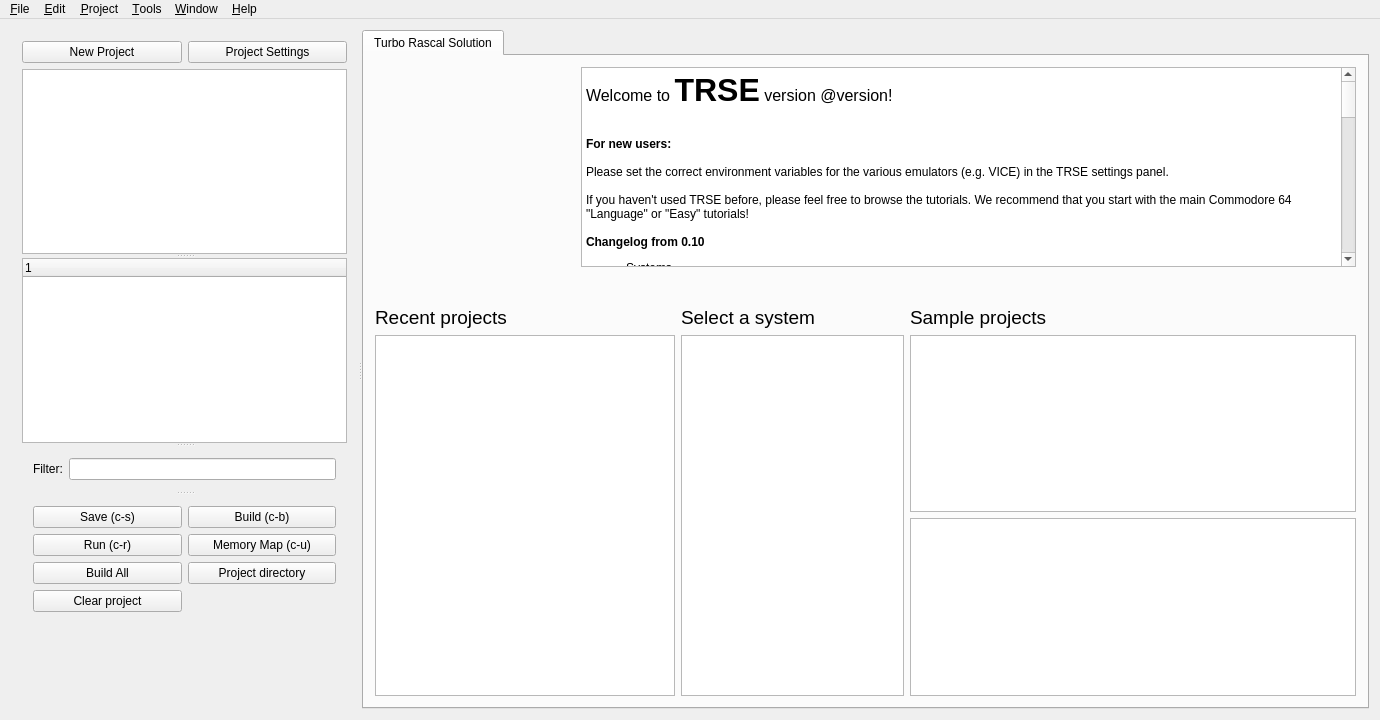
Above: mainwindow.ui from leuat/TRSE before the change. Below: the same form after it.
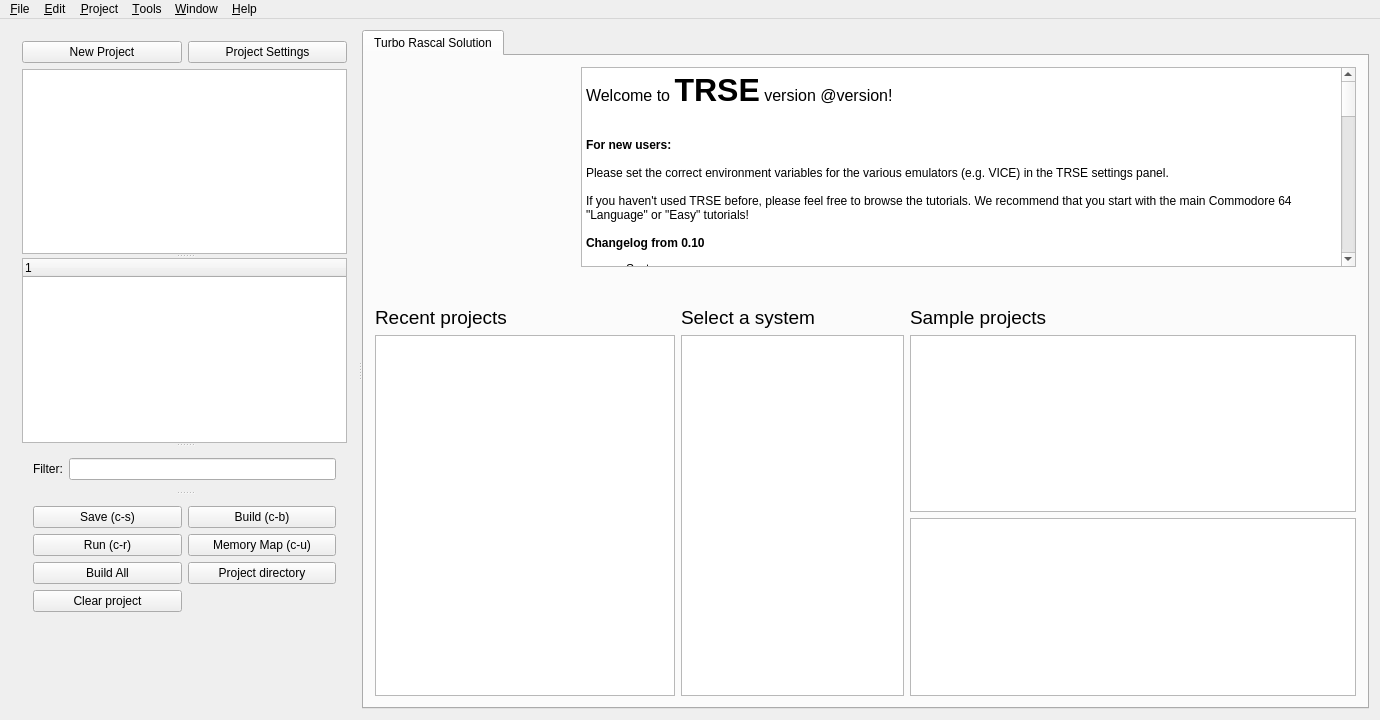
That is the form after the change. Icons and pictures are not drawn.

The edit to the form file:
```diff
--- a/mainwindow.ui
+++ b/mainwindow.ui
@@ -297,67 +297,68 @@
                 <string>&lt;!DOCTYPE HTML PUBLIC &quot;-//W3C//DTD HTML 4.0//EN&quot; &quot;http://www.w3.org/TR/REC-html40/strict.dtd&quot;&gt;
 &lt;html&gt;&lt;head&gt;&lt;meta name=&quot;qrichtext&quot; content=&quot;1&quot; /&gt;&lt;style type=&quot;text/css&quot;&gt;
 p, li { white-space: pre-wrap; }
-&lt;/style&gt;&lt;/head&gt;&lt;body style=&quot; font-family:'Noto Sans'; font-size:9pt; font-weight:400; font-style:normal;&quot;&gt;
-&lt;p style=&quot; margin-top:0px; margin-bottom:0px; margin-left:0px; margin-right:0px; -qt-block-indent:0; text-indent:0px;&quot;&gt;&lt;span style=&quot; font-size:12pt;&quot;&gt;Welcome to &lt;/span&gt;&lt;span style=&quot; font-size:24pt; font-weight:600;&quot;&gt;TRSE&lt;/span&gt;&lt;span style=&quot; font-size:12pt;&quot;&gt; version @version!&lt;/span&gt;&lt;/p&gt;
+&lt;/style&gt;&lt;/head&gt;&lt;body style=&quot; font-family:'Ubuntu'; font-size:10pt; font-weight:400; font-style:normal;&quot;&gt;
+&lt;p style=&quot; margin-top:0px; margin-bottom:0px; margin-left:0px; margin-right:0px; -qt-block-indent:0; text-indent:0px;&quot;&gt;&lt;span style=&quot; font-family:'Noto Sans'; font-size:12pt;&quot;&gt;Welcome to &lt;/span&gt;&lt;span style=&quot; font-family:'Noto Sans'; font-size:24pt; font-weight:600;&quot;&gt;TRSE&lt;/span&gt;&lt;span style=&quot; font-family:'Noto Sans'; font-size:12pt;&quot;&gt; version @version!&lt;/span&gt;&lt;/p&gt;
 &lt;p style=&quot; margin-top:0px; margin-bottom:0px; margin-left:0px; margin-right:0px; -qt-block-indent:0; text-indent:0px;&quot;&gt;&lt;img src=&quot;:/resources/images/Amiga.png&quot; width=&quot;80&quot; /&gt;&lt;img src=&quot;:/resources/images/C128.png&quot; width=&quot;80&quot; /&gt;&lt;img src=&quot;:/resources/images/C64.png&quot; width=&quot;80&quot; /&gt;&lt;img src=&quot;:/resources/images/PLUS4.png&quot; width=&quot;80&quot; /&gt;&lt;img src=&quot;:/resources/images/VIC20.png&quot; width=&quot;80&quot; /&gt;&lt;img src=&quot;:/resources/images/NES.png&quot; width=&quot;80&quot; /&gt;&lt;img src=&quot;:/resources/images/PET.png&quot; width=&quot;80&quot; /&gt;&lt;/p&gt;
-&lt;p style=&quot;-qt-paragraph-type:empty; margin-top:0px; margin-bottom:0px; margin-left:0px; margin-right:0px; -qt-block-indent:0; text-indent:0px;&quot;&gt;&lt;br /&gt;&lt;/p&gt;
-&lt;p style=&quot; margin-top:0px; margin-bottom:0px; margin-left:0px; margin-right:0px; -qt-block-indent:0; text-indent:0px;&quot;&gt;&lt;span style=&quot; font-weight:600;&quot;&gt;For new users: &lt;/span&gt;&lt;/p&gt;
-&lt;p style=&quot;-qt-paragraph-type:empty; margin-top:0px; margin-bottom:0px; margin-left:0px; margin-right:0px; -qt-block-indent:0; text-indent:0px; font-weight:600;&quot;&gt;&lt;br /&gt;&lt;/p&gt;
-&lt;p style=&quot; margin-top:0px; margin-bottom:0px; margin-left:0px; margin-right:0px; -qt-block-indent:0; text-indent:0px;&quot;&gt;Please set the correct environment variables for the various emulators (e.g. VICE) in the TRSE settings panel. &lt;/p&gt;
-&lt;p style=&quot;-qt-paragraph-type:empty; margin-top:0px; margin-bottom:0px; margin-left:0px; margin-right:0px; -qt-block-indent:0; text-indent:0px;&quot;&gt;&lt;br /&gt;&lt;/p&gt;
-&lt;p style=&quot; margin-top:0px; margin-bottom:0px; margin-left:0px; margin-right:0px; -qt-block-indent:0; text-indent:0px;&quot;&gt;If you haven't used TRSE before, please feel free to browse the tutorials. We recommend that you start with the main Commodore 64 &amp;quot;Language&amp;quot; or &amp;quot;Easy&amp;quot; tutorials!&lt;/p&gt;
-&lt;p style=&quot;-qt-paragraph-type:empty; margin-top:0px; margin-bottom:0px; margin-left:0px; margin-right:0px; -qt-block-indent:0; text-indent:0px;&quot;&gt;&lt;br /&gt;&lt;/p&gt;
-&lt;p style=&quot; margin-top:0px; margin-bottom:0px; margin-left:0px; margin-right:0px; -qt-block-indent:0; text-indent:0px;&quot;&gt;&lt;span style=&quot; font-weight:600;&quot;&gt;Changelog from 0.10&lt;/span&gt;&lt;/p&gt;
-&lt;ul style=&quot;margin-top: 0px; margin-bottom: 0px; margin-left: 0px; margin-right: 0px; -qt-list-indent: 1;&quot;&gt;&lt;li style=&quot; margin-top:12px; margin-bottom:0px; margin-left:0px; margin-right:0px; -qt-block-indent:0; text-indent:0px;&quot;&gt;Systems&lt;/li&gt;
-&lt;ul style=&quot;margin-top: 0px; margin-bottom: 0px; margin-left: 0px; margin-right: 0px; -qt-list-indent: 2;&quot;&gt;&lt;li style=&quot; margin-top:0px; margin-bottom:0px; margin-left:0px; margin-right:0px; -qt-block-indent:0; text-indent:0px;&quot;&gt;Atari 520 ST + tutorials&lt;/li&gt;
-&lt;li style=&quot; margin-top:0px; margin-bottom:0px; margin-left:0px; margin-right:0px; -qt-block-indent:0; text-indent:0px;&quot;&gt;ZX Spectrum (preliminary) + tutorial&lt;/li&gt;
-&lt;li style=&quot; margin-top:0px; margin-bottom:0px; margin-left:0px; margin-right:0px; -qt-block-indent:0; text-indent:0px;&quot;&gt;TIKI 100 (preliminary) + tutorial&lt;/li&gt;
-&lt;li style=&quot; margin-top:0px; margin-bottom:0px; margin-left:0px; margin-right:0px; -qt-block-indent:0; text-indent:0px;&quot;&gt;Atari 2600 (preliminary) + 4tutorials&lt;/li&gt;&lt;/ul&gt;
-&lt;li style=&quot; margin-top:12px; margin-bottom:0px; margin-left:0px; margin-right:0px; -qt-block-indent:0; text-indent:0px;&quot;&gt;Tutorials/help&lt;/li&gt;&lt;/ul&gt;
-&lt;ul style=&quot;margin-top: 0px; margin-bottom: 0px; margin-left: 0px; margin-right: 0px; -qt-list-indent: 2;&quot;&gt;&lt;li style=&quot; margin-top:0px; margin-bottom:0px; margin-left:0px; margin-right:0px; -qt-block-indent:0; text-indent:0px;&quot;&gt;C64 tutorial project &amp;quot;Fjong&amp;quot; - a small c64 intro&lt;/li&gt;
-&lt;li style=&quot; margin-top:0px; margin-bottom:0px; margin-left:0px; margin-right:0px; -qt-block-indent:0; text-indent:0px;&quot;&gt;5 Atari 520 ST tutorials&lt;/li&gt;
-&lt;li style=&quot; margin-top:0px; margin-bottom:0px; margin-left:0px; margin-right:0px; -qt-block-indent:0; text-indent:0px;&quot;&gt;C64 intro project &amp;quot;Floskel&amp;quot; added&lt;/li&gt;
-&lt;li style=&quot; margin-top:0px; margin-bottom:0px; margin-left:0px; margin-right:0px; -qt-block-indent:0; text-indent:0px;&quot;&gt;6 new Gameboy tutorials&lt;/li&gt;
-&lt;li style=&quot; margin-top:0px; margin-bottom:0px; margin-left:0px; margin-right:0px; -qt-block-indent:0; text-indent:0px;&quot;&gt;Emulator location help buttons&lt;/li&gt;&lt;/ul&gt;
-&lt;ul style=&quot;margin-top: 0px; margin-bottom: 0px; margin-left: 0px; margin-right: 0px; -qt-list-indent: 2;&quot;&gt;&lt;li style=&quot; margin-top:0px; margin-bottom:0px; margin-left:0px; margin-right:0px; -qt-block-indent:0; text-indent:0px;&quot;&gt;New C64 tutorial on playing 2 sids (intermediate)&lt;/li&gt;&lt;/ul&gt;
-&lt;p style=&quot;-qt-paragraph-type:empty; margin-top:0px; margin-bottom:0px; margin-left:0px; margin-right:0px; -qt-block-indent:0; text-indent:0px;&quot;&gt;&lt;br /&gt;&lt;/p&gt;
-&lt;ul style=&quot;margin-top: 0px; margin-bottom: 0px; margin-left: 0px; margin-right: 0px; -qt-list-indent: 1;&quot;&gt;&lt;li style=&quot; margin-top:12px; margin-bottom:0px; margin-left:0px; margin-right:0px; -qt-block-indent:0; text-indent:0px;&quot;&gt;Editor&lt;/li&gt;
-&lt;ul style=&quot;margin-top: 0px; margin-bottom: 0px; margin-left: 0px; margin-right: 0px; -qt-list-indent: 2;&quot;&gt;&lt;li style=&quot; margin-top:0px; margin-bottom:0px; margin-left:0px; margin-right:0px; -qt-block-indent:0; text-indent:0px;&quot;&gt;All system emulators can have user-defined parameters (Settings panel)&lt;/li&gt;
-&lt;li style=&quot; margin-top:0px; margin-bottom:0px; margin-left:0px; margin-right:0px; -qt-block-indent:0; text-indent:0px;&quot;&gt;ctrl+R and &amp;quot;main&amp;quot; project file run bugfix&lt;/li&gt;
-&lt;li style=&quot; margin-top:0px; margin-bottom:0px; margin-left:0px; margin-right:0px; -qt-block-indent:0; text-indent:0px;&quot;&gt;New project explorer - now with colours. Turn off colours in TRSE settings&lt;/li&gt;
-&lt;li style=&quot; margin-top:0px; margin-bottom:0px; margin-left:0px; margin-right:0px; -qt-block-indent:0; text-indent:0px;&quot;&gt;Internal global TRSE TRU library available from project explorer&lt;/li&gt;
-&lt;li style=&quot; margin-top:0px; margin-bottom:0px; margin-left:0px; margin-right:0px; -qt-block-indent:0; text-indent:0px;&quot;&gt;Right-click on files to get a shortcut menu (including help on the current file type)&lt;/li&gt;
-&lt;li style=&quot; margin-top:0px; margin-bottom:0px; margin-left:0px; margin-right:0px; -qt-block-indent:0; text-indent:0px;&quot;&gt;Image toolboxes moved to new column&lt;/li&gt;
-&lt;li style=&quot; margin-top:0px; margin-bottom:0px; margin-left:0px; margin-right:0px; -qt-block-indent:0; text-indent:0px;&quot;&gt;Editor now properly remembers last open file&lt;/li&gt;
-&lt;li style=&quot; margin-top:0px; margin-bottom:0px; margin-left:0px; margin-right:0px; -qt-block-indent:0; text-indent:0px;&quot;&gt;Right-clicking on an item in the &amp;quot;recent project&amp;quot; allows you to remove it from the list &lt;/li&gt;
-&lt;li style=&quot; margin-top:0px; margin-bottom:0px; margin-left:0px; margin-right:0px; -qt-block-indent:0; text-indent:0px;&quot;&gt;Added two new brushes : &amp;quot;Blur&amp;quot; and &amp;quot;Generic shapes&amp;quot; (shapes loaded from .png)&lt;/li&gt;
-&lt;li style=&quot; margin-top:0px; margin-bottom:0px; margin-left:0px; margin-right:0px; -qt-block-indent:0; text-indent:0px;&quot;&gt;Images open in full-screen by default, not in char mode&lt;/li&gt;
-&lt;li style=&quot; margin-top:0px; margin-bottom:0px; margin-left:0px; margin-right:0px; -qt-block-indent:0; text-indent:0px;&quot;&gt;Fixed a bug when displaying tabs after having created a new image &lt;/li&gt;
-&lt;li style=&quot; margin-top:0px; margin-bottom:0px; margin-left:0px; margin-right:0px; -qt-block-indent:0; text-indent:0px;&quot;&gt;Gameboy level editor, tile image editor and meta sprite editor.&lt;/li&gt;
-&lt;li style=&quot; margin-top:0px; margin-bottom:0px; margin-left:0px; margin-right:0px; -qt-block-indent:0; text-indent:0px;&quot;&gt;OK64 &amp;quot;new project&amp;quot; bugfix&lt;/li&gt;
-&lt;li style=&quot; margin-top:0px; margin-bottom:0px; margin-left:0px; margin-right:0px; -qt-block-indent:0; text-indent:0px;&quot;&gt;Various image editor bugfixes&lt;/li&gt;
-&lt;li style=&quot; margin-top:0px; margin-bottom:0px; margin-left:0px; margin-right:0px; -qt-block-indent:0; text-indent:0px;&quot;&gt;&amp;quot;New file&amp;quot; -&amp;gt; TRU&lt;/li&gt;
-&lt;li style=&quot; margin-top:0px; margin-bottom:0px; margin-left:0px; margin-right:0px; -qt-block-indent:0; text-indent:0px;&quot;&gt;Sprite packer system for GB&lt;/li&gt;
-&lt;li style=&quot; margin-top:0px; margin-bottom:0px; margin-left:0px; margin-right:0px; -qt-block-indent:0; text-indent:0px;&quot;&gt;Ctrl+W closes any document now&lt;/li&gt;
-&lt;li style=&quot; margin-top:0px; margin-bottom:0px; margin-left:0px; margin-right:0px; -qt-block-indent:0; text-indent:0px;&quot;&gt;Memory analyzer don't need to compile on use&lt;/li&gt;&lt;/ul&gt;
-&lt;li style=&quot; margin-top:12px; margin-bottom:0px; margin-left:0px; margin-right:0px; -qt-block-indent:0; text-indent:0px;&quot;&gt;Compiler&lt;/li&gt;&lt;/ul&gt;
-&lt;ul style=&quot;margin-top: 0px; margin-bottom: 0px; margin-left: 0px; margin-right: 0px; -qt-list-indent: 2;&quot;&gt;&lt;li style=&quot; margin-top:0px; margin-bottom:0px; margin-left:0px; margin-right:0px; -qt-block-indent:0; text-indent:0px;&quot;&gt;6502 compiler has some serious optimizations - both with integer &amp;amp; pointer operations + post-optimization&lt;/li&gt;
-&lt;li style=&quot; margin-top:0px; margin-bottom:0px; margin-left:0px; margin-right:0px; -qt-block-indent:0; text-indent:0px;&quot;&gt;M68K records and serious improvements, optimizations, bugfixes&lt;/li&gt;
-&lt;li style=&quot; margin-top:0px; margin-bottom:0px; margin-left:0px; margin-right:0px; -qt-block-indent:0; text-indent:0px;&quot;&gt;Macro (inline) parameter bugfix&lt;/li&gt;
-&lt;li style=&quot; margin-top:0px; margin-bottom:0px; margin-left:0px; margin-right:0px; -qt-block-indent:0; text-indent:0px;&quot;&gt;Records defined in units are fixed up, you don't need to prefix *everything*&lt;/li&gt;
-&lt;li style=&quot; margin-top:0px; margin-bottom:0px; margin-left:0px; margin-right:0px; -qt-block-indent:0; text-indent:0px;&quot;&gt;Preprocessor IFDEF... ELSE... ENDIF implemented, also nested&lt;/li&gt;
-&lt;li style=&quot; margin-top:0px; margin-bottom:0px; margin-left:0px; margin-right:0px; -qt-block-indent:0; text-indent:0px;&quot;&gt;functions with return values implemented&lt;/li&gt;
-&lt;li style=&quot; margin-top:0px; margin-bottom:0px; margin-left:0px; margin-right:0px; -qt-block-indent:0; text-indent:0px;&quot;&gt;X16 compiler bugfix, my bad&lt;/li&gt;
-&lt;li style=&quot; margin-top:0px; margin-bottom:0px; margin-left:0px; margin-right:0px; -qt-block-indent:0; text-indent:0px;&quot;&gt;Amiga/Atari arrays: Indices are now automatically adjusted for, so you don't have to scale with &amp;quot;2&amp;quot; for ints and &amp;quot;4&amp;quot; for longs when addressing them etc (ie sine[i] works for int arrays, you don't have to write sine[i*2])&lt;/li&gt;
-&lt;li style=&quot; margin-top:0px; margin-bottom:0px; margin-left:0px; margin-right:0px; -qt-block-indent:0; text-indent:0px;&quot;&gt;Internal rewrite of the *entire* conditional + logical clause system. All CPUs use same system. Multiple AND/ OR have little overhead. Removed old slow system&lt;/li&gt;
-&lt;li style=&quot; margin-top:0px; margin-bottom:0px; margin-left:0px; margin-right:0px; -qt-block-indent:0; text-indent:0px;&quot;&gt;TRUs can now access other nested TRUS etc.&lt;/li&gt;
-&lt;li style=&quot; margin-top:0px; margin-bottom:0px; margin-left:0px; margin-right:0px; -qt-block-indent:0; text-indent:0px;&quot;&gt;Fixed a bug where forward declarations of procedure with parameters crashed&lt;/li&gt;
-&lt;li style=&quot; margin-top:0px; margin-bottom:0px; margin-left:0px; margin-right:0px; -qt-block-indent:0; text-indent:0px;&quot;&gt;TRU constants fixed&lt;/li&gt;
-&lt;li style=&quot; margin-top:0px; margin-bottom:0px; margin-left:0px; margin-right:0px; -qt-block-indent:0; text-indent:0px;&quot;&gt;You can now build TRU/independent files with CTRL+SHIFT+B&lt;/li&gt;
-&lt;li style=&quot; margin-top:0px; margin-bottom:0px; margin-left:0px; margin-right:0px; -qt-block-indent:0; text-indent:0px;&quot;&gt;Gameboy Z80ish compiler almost done&lt;/li&gt;&lt;/ul&gt;
-&lt;p style=&quot;-qt-paragraph-type:empty; margin-top:0px; margin-bottom:0px; margin-left:0px; margin-right:0px; -qt-block-indent:1; text-indent:0px;&quot;&gt;&lt;br /&gt;&lt;/p&gt;
-&lt;p style=&quot;-qt-paragraph-type:empty; margin-top:0px; margin-bottom:0px; margin-left:0px; margin-right:0px; -qt-block-indent:0; text-indent:0px;&quot;&gt;&lt;br /&gt;&lt;/p&gt;
-&lt;p style=&quot;-qt-paragraph-type:empty; margin-top:0px; margin-bottom:12px; margin-left:0px; margin-right:0px; -qt-block-indent:0; text-indent:0px;&quot;&gt;&lt;br /&gt;&lt;/p&gt;&lt;/body&gt;&lt;/html&gt;</string>
+&lt;p style=&quot;-qt-paragraph-type:empty; margin-top:0px; margin-bottom:0px; margin-left:0px; margin-right:0px; -qt-block-indent:0; text-indent:0px; font-family:'Noto Sans'; font-size:9pt;&quot;&gt;&lt;br /&gt;&lt;/p&gt;
+&lt;p style=&quot; margin-top:0px; margin-bottom:0px; margin-left:0px; margin-right:0px; -qt-block-indent:0; text-indent:0px;&quot;&gt;&lt;span style=&quot; font-family:'Noto Sans'; font-size:9pt; font-weight:600;&quot;&gt;For new users: &lt;/span&gt;&lt;/p&gt;
+&lt;p style=&quot;-qt-paragraph-type:empty; margin-top:0px; margin-bottom:0px; margin-left:0px; margin-right:0px; -qt-block-indent:0; text-indent:0px; font-family:'Noto Sans'; font-size:9pt; font-weight:600;&quot;&gt;&lt;br /&gt;&lt;/p&gt;
+&lt;p style=&quot; margin-top:0px; margin-bottom:0px; margin-left:0px; margin-right:0px; -qt-block-indent:0; text-indent:0px;&quot;&gt;&lt;span style=&quot; font-family:'Noto Sans'; font-size:9pt;&quot;&gt;Please set the correct environment variables for the various emulators (e.g. VICE) in the TRSE settings panel. &lt;/span&gt;&lt;/p&gt;
+&lt;p style=&quot;-qt-paragraph-type:empty; margin-top:0px; margin-bottom:0px; margin-left:0px; margin-right:0px; -qt-block-indent:0; text-indent:0px; font-family:'Noto Sans'; font-size:9pt;&quot;&gt;&lt;br /&gt;&lt;/p&gt;
+&lt;p style=&quot; margin-top:0px; margin-bottom:0px; margin-left:0px; margin-right:0px; -qt-block-indent:0; text-indent:0px;&quot;&gt;&lt;span style=&quot; font-family:'Noto Sans'; font-size:9pt;&quot;&gt;If you haven't used TRSE before, please feel free to browse the tutorials. We recommend that you start with the main Commodore 64 &amp;quot;Language&amp;quot; or &amp;quot;Easy&amp;quot; tutorials!&lt;/span&gt;&lt;/p&gt;
+&lt;p style=&quot;-qt-paragraph-type:empty; margin-top:0px; margin-bottom:0px; margin-left:0px; margin-right:0px; -qt-block-indent:0; text-indent:0px; font-family:'Noto Sans'; font-size:9pt;&quot;&gt;&lt;br /&gt;&lt;/p&gt;
+&lt;p style=&quot; margin-top:0px; margin-bottom:0px; margin-left:0px; margin-right:0px; -qt-block-indent:0; text-indent:0px;&quot;&gt;&lt;span style=&quot; font-family:'Noto Sans'; font-size:9pt; font-weight:600;&quot;&gt;Changelog from 0.10&lt;/span&gt;&lt;/p&gt;
+&lt;ul style=&quot;margin-top: 0px; margin-bottom: 0px; margin-left: 0px; margin-right: 0px; -qt-list-indent: 1;&quot;&gt;&lt;li style=&quot; font-family:'Noto Sans'; font-size:9pt;&quot; style=&quot; margin-top:12px; margin-bottom:0px; margin-left:0px; margin-right:0px; -qt-block-indent:0; text-indent:0px;&quot;&gt;Systems&lt;/li&gt;
+&lt;ul style=&quot;margin-top: 0px; margin-bottom: 0px; margin-left: 0px; margin-right: 0px; -qt-list-indent: 2;&quot;&gt;&lt;li style=&quot; font-family:'Noto Sans'; font-size:9pt;&quot; style=&quot; margin-top:0px; margin-bottom:0px; margin-left:0px; margin-right:0px; -qt-block-indent:0; text-indent:0px;&quot;&gt;Atari 520 ST + tutorials&lt;/li&gt;
+&lt;li style=&quot; font-family:'Noto Sans'; font-size:9pt;&quot; style=&quot; margin-top:0px; margin-bottom:0px; margin-left:0px; margin-right:0px; -qt-block-indent:0; text-indent:0px;&quot;&gt;ZX Spectrum (preliminary) + tutorial&lt;/li&gt;
+&lt;li style=&quot; font-family:'Noto Sans'; font-size:9pt;&quot; style=&quot; margin-top:0px; margin-bottom:0px; margin-left:0px; margin-right:0px; -qt-block-indent:0; text-indent:0px;&quot;&gt;TIKI 100 (preliminary) + tutorial&lt;/li&gt;
+&lt;li style=&quot; font-family:'Noto Sans'; font-size:9pt;&quot; style=&quot; margin-top:0px; margin-bottom:0px; margin-left:0px; margin-right:0px; -qt-block-indent:0; text-indent:0px;&quot;&gt;Atari 2600 (preliminary) + 4tutorials&lt;/li&gt;&lt;/ul&gt;
+&lt;li style=&quot; font-family:'Noto Sans'; font-size:9pt;&quot; style=&quot; margin-top:12px; margin-bottom:0px; margin-left:0px; margin-right:0px; -qt-block-indent:0; text-indent:0px;&quot;&gt;Tutorials/help&lt;/li&gt;&lt;/ul&gt;
+&lt;ul style=&quot;margin-top: 0px; margin-bottom: 0px; margin-left: 0px; margin-right: 0px; -qt-list-indent: 2;&quot;&gt;&lt;li style=&quot; font-family:'Noto Sans'; font-size:9pt;&quot; style=&quot; margin-top:0px; margin-bottom:0px; margin-left:0px; margin-right:0px; -qt-block-indent:0; text-indent:0px;&quot;&gt;C64 tutorial project &amp;quot;Fjong&amp;quot; - a small c64 intro&lt;/li&gt;
+&lt;li style=&quot; font-family:'Noto Sans'; font-size:9pt;&quot; style=&quot; margin-top:0px; margin-bottom:0px; margin-left:0px; margin-right:0px; -qt-block-indent:0; text-indent:0px;&quot;&gt;5 Atari 520 ST tutorials&lt;/li&gt;
+&lt;li style=&quot; font-family:'Noto Sans'; font-size:9pt;&quot; style=&quot; margin-top:0px; margin-bottom:0px; margin-left:0px; margin-right:0px; -qt-block-indent:0; text-indent:0px;&quot;&gt;C64 intro project &amp;quot;Floskel&amp;quot; added&lt;/li&gt;
+&lt;li style=&quot; font-family:'Noto Sans'; font-size:9pt;&quot; style=&quot; margin-top:0px; margin-bottom:0px; margin-left:0px; margin-right:0px; -qt-block-indent:0; text-indent:0px;&quot;&gt;6 new Gameboy tutorials&lt;/li&gt;
+&lt;li style=&quot; font-family:'Noto Sans'; font-size:9pt;&quot; style=&quot; margin-top:0px; margin-bottom:0px; margin-left:0px; margin-right:0px; -qt-block-indent:0; text-indent:0px;&quot;&gt;Emulator location help buttons&lt;/li&gt;&lt;/ul&gt;
+&lt;ul style=&quot;margin-top: 0px; margin-bottom: 0px; margin-left: 0px; margin-right: 0px; -qt-list-indent: 2;&quot;&gt;&lt;li style=&quot; font-family:'Noto Sans'; font-size:9pt;&quot; style=&quot; margin-top:0px; margin-bottom:0px; margin-left:0px; margin-right:0px; -qt-block-indent:0; text-indent:0px;&quot;&gt;New C64 tutorial on playing 2 sids (intermediate)&lt;/li&gt;&lt;/ul&gt;
+&lt;p style=&quot;-qt-paragraph-type:empty; margin-top:0px; margin-bottom:0px; margin-left:0px; margin-right:0px; -qt-block-indent:0; text-indent:0px; font-family:'Noto Sans'; font-size:9pt;&quot;&gt;&lt;br /&gt;&lt;/p&gt;
+&lt;ul style=&quot;margin-top: 0px; margin-bottom: 0px; margin-left: 0px; margin-right: 0px; -qt-list-indent: 1;&quot;&gt;&lt;li style=&quot; font-family:'Noto Sans'; font-size:9pt;&quot; style=&quot; margin-top:12px; margin-bottom:0px; margin-left:0px; margin-right:0px; -qt-block-indent:0; text-indent:0px;&quot;&gt;Editor&lt;/li&gt;
+&lt;ul style=&quot;margin-top: 0px; margin-bottom: 0px; margin-left: 0px; margin-right: 0px; -qt-list-indent: 2;&quot;&gt;&lt;li style=&quot; font-family:'Noto Sans'; font-size:9pt;&quot; style=&quot; margin-top:0px; margin-bottom:0px; margin-left:0px; margin-right:0px; -qt-block-indent:0; text-indent:0px;&quot;&gt;All system emulators can have user-defined parameters (Settings panel)&lt;/li&gt;
+&lt;li style=&quot; font-family:'Noto Sans'; font-size:9pt;&quot; style=&quot; margin-top:0px; margin-bottom:0px; margin-left:0px; margin-right:0px; -qt-block-indent:0; text-indent:0px;&quot;&gt;ctrl+R and &amp;quot;main&amp;quot; project file run bugfix&lt;/li&gt;
+&lt;li style=&quot; font-family:'Noto Sans'; font-size:9pt;&quot; style=&quot; margin-top:0px; margin-bottom:0px; margin-left:0px; margin-right:0px; -qt-block-indent:0; text-indent:0px;&quot;&gt;New project explorer - now with colours. Turn off colours in TRSE settings&lt;/li&gt;
+&lt;li style=&quot; font-family:'Noto Sans'; font-size:9pt;&quot; style=&quot; margin-top:0px; margin-bottom:0px; margin-left:0px; margin-right:0px; -qt-block-indent:0; text-indent:0px;&quot;&gt;Internal global TRSE TRU library available from project explorer&lt;/li&gt;
+&lt;li style=&quot; font-family:'Noto Sans'; font-size:9pt;&quot; style=&quot; margin-top:0px; margin-bottom:0px; margin-left:0px; margin-right:0px; -qt-block-indent:0; text-indent:0px;&quot;&gt;Right-click on files to get a shortcut menu (including help on the current file type)&lt;/li&gt;
+&lt;li style=&quot; font-family:'Noto Sans'; font-size:9pt;&quot; style=&quot; margin-top:0px; margin-bottom:0px; margin-left:0px; margin-right:0px; -qt-block-indent:0; text-indent:0px;&quot;&gt;Image toolboxes moved to new column&lt;/li&gt;
+&lt;li style=&quot; font-family:'Noto Sans'; font-size:9pt;&quot; style=&quot; margin-top:0px; margin-bottom:0px; margin-left:0px; margin-right:0px; -qt-block-indent:0; text-indent:0px;&quot;&gt;Editor now properly remembers last open file&lt;/li&gt;
+&lt;li style=&quot; font-family:'Noto Sans'; font-size:9pt;&quot; style=&quot; margin-top:0px; margin-bottom:0px; margin-left:0px; margin-right:0px; -qt-block-indent:0; text-indent:0px;&quot;&gt;Right-clicking on an item in the &amp;quot;recent project&amp;quot; allows you to remove it from the list &lt;/li&gt;
+&lt;li style=&quot; font-family:'Noto Sans'; font-size:9pt;&quot; style=&quot; margin-top:0px; margin-bottom:0px; margin-left:0px; margin-right:0px; -qt-block-indent:0; text-indent:0px;&quot;&gt;Added two new brushes : &amp;quot;Blur&amp;quot; and &amp;quot;Generic shapes&amp;quot; (shapes loaded from .png)&lt;/li&gt;
+&lt;li style=&quot; font-family:'Noto Sans'; font-size:9pt;&quot; style=&quot; margin-top:0px; margin-bottom:0px; margin-left:0px; margin-right:0px; -qt-block-indent:0; text-indent:0px;&quot;&gt;Images open in full-screen by default, not in char mode&lt;/li&gt;
+&lt;li style=&quot; font-family:'Noto Sans'; font-size:9pt;&quot; style=&quot; margin-top:0px; margin-bottom:0px; margin-left:0px; margin-right:0px; -qt-block-indent:0; text-indent:0px;&quot;&gt;Fixed a bug when displaying tabs after having created a new image &lt;/li&gt;
+&lt;li style=&quot; font-family:'Noto Sans'; font-size:9pt;&quot; style=&quot; margin-top:0px; margin-bottom:0px; margin-left:0px; margin-right:0px; -qt-block-indent:0; text-indent:0px;&quot;&gt;Gameboy level editor, tile image editor and meta sprite editor.&lt;/li&gt;
+&lt;li style=&quot; font-family:'Noto Sans'; font-size:9pt;&quot; style=&quot; margin-top:0px; margin-bottom:0px; margin-left:0px; margin-right:0px; -qt-block-indent:0; text-indent:0px;&quot;&gt;OK64 &amp;quot;new project&amp;quot; bugfix&lt;/li&gt;
+&lt;li style=&quot; font-family:'Noto Sans'; font-size:9pt;&quot; style=&quot; margin-top:0px; margin-bottom:0px; margin-left:0px; margin-right:0px; -qt-block-indent:0; text-indent:0px;&quot;&gt;Various image editor bugfixes&lt;/li&gt;
+&lt;li style=&quot; font-family:'Noto Sans'; font-size:9pt;&quot; style=&quot; margin-top:0px; margin-bottom:0px; margin-left:0px; margin-right:0px; -qt-block-indent:0; text-indent:0px;&quot;&gt;&amp;quot;New file&amp;quot; -&amp;gt; TRU&lt;/li&gt;
+&lt;li style=&quot; font-family:'Noto Sans'; font-size:9pt;&quot; style=&quot; margin-top:0px; margin-bottom:0px; margin-left:0px; margin-right:0px; -qt-block-indent:0; text-indent:0px;&quot;&gt;Sprite packer system for GB&lt;/li&gt;
+&lt;li style=&quot; font-family:'Noto Sans'; font-size:9pt;&quot; style=&quot; margin-top:0px; margin-bottom:0px; margin-left:0px; margin-right:0px; -qt-block-indent:0; text-indent:0px;&quot;&gt;Ctrl+W closes any document now&lt;/li&gt;
+&lt;li style=&quot; font-family:'Noto Sans'; font-size:9pt;&quot; style=&quot; margin-top:0px; margin-bottom:0px; margin-left:0px; margin-right:0px; -qt-block-indent:0; text-indent:0px;&quot;&gt;Memory analyzer don't need to compile on use&lt;/li&gt;&lt;/ul&gt;
+&lt;li style=&quot; font-family:'Noto Sans'; font-size:9pt;&quot; style=&quot; margin-top:12px; margin-bottom:0px; margin-left:0px; margin-right:0px; -qt-block-indent:0; text-indent:0px;&quot;&gt;Compiler&lt;/li&gt;&lt;/ul&gt;
+&lt;ul style=&quot;margin-top: 0px; margin-bottom: 0px; margin-left: 0px; margin-right: 0px; -qt-list-indent: 2;&quot;&gt;&lt;li style=&quot; font-family:'Noto Sans'; font-size:9pt;&quot; style=&quot; margin-top:0px; margin-bottom:0px; margin-left:0px; margin-right:0px; -qt-block-indent:0; text-indent:0px;&quot;&gt;6502 compiler has some serious optimizations - both with integer &amp;amp; pointer operations + post-optimization&lt;/li&gt;
+&lt;li style=&quot; font-family:'Noto Sans'; font-size:9pt;&quot; style=&quot; margin-top:0px; margin-bottom:0px; margin-left:0px; margin-right:0px; -qt-block-indent:0; text-indent:0px;&quot;&gt;M68K records and serious improvements, optimizations, bugfixes&lt;/li&gt;
+&lt;li style=&quot; font-family:'Noto Sans'; font-size:9pt;&quot; style=&quot; margin-top:0px; margin-bottom:0px; margin-left:0px; margin-right:0px; -qt-block-indent:0; text-indent:0px;&quot;&gt;Macro (inline) parameter bugfix&lt;/li&gt;
+&lt;li style=&quot; font-family:'Noto Sans'; font-size:9pt;&quot; style=&quot; margin-top:0px; margin-bottom:0px; margin-left:0px; margin-right:0px; -qt-block-indent:0; text-indent:0px;&quot;&gt;Records defined in units are fixed up, you don't need to prefix *everything*&lt;/li&gt;
+&lt;li style=&quot; font-family:'Noto Sans'; font-size:9pt;&quot; style=&quot; margin-top:0px; margin-bottom:0px; margin-left:0px; margin-right:0px; -qt-block-indent:0; text-indent:0px;&quot;&gt;Preprocessor value check: #IF SOMETHING=1 .. #ELSE   ... #ENDIF&lt;/li&gt;
+&lt;li style=&quot; font-family:'Noto Sans'; font-size:9pt;&quot; style=&quot; margin-top:0px; margin-bottom:0px; margin-left:0px; margin-right:0px; -qt-block-indent:0; text-indent:0px;&quot;&gt;Preprocessor IFDEF... ELSE... ENDIF implemented, also nested&lt;/li&gt;
+&lt;li style=&quot; font-family:'Noto Sans'; font-size:9pt;&quot; style=&quot; margin-top:0px; margin-bottom:0px; margin-left:0px; margin-right:0px; -qt-block-indent:0; text-indent:0px;&quot;&gt;functions with return values implemented&lt;/li&gt;
+&lt;li style=&quot; font-family:'Noto Sans'; font-size:9pt;&quot; style=&quot; margin-top:0px; margin-bottom:0px; margin-left:0px; margin-right:0px; -qt-block-indent:0; text-indent:0px;&quot;&gt;X16 compiler bugfix, my bad&lt;/li&gt;
+&lt;li style=&quot; font-family:'Noto Sans'; font-size:9pt;&quot; style=&quot; margin-top:0px; margin-bottom:0px; margin-left:0px; margin-right:0px; -qt-block-indent:0; text-indent:0px;&quot;&gt;Amiga/Atari arrays: Indices are now automatically adjusted for, so you don't have to scale with &amp;quot;2&amp;quot; for ints and &amp;quot;4&amp;quot; for longs when addressing them etc (ie sine[i] works for int arrays, you don't have to write sine[i*2])&lt;/li&gt;
+&lt;li style=&quot; font-family:'Noto Sans'; font-size:9pt;&quot; style=&quot; margin-top:0px; margin-bottom:0px; margin-left:0px; margin-right:0px; -qt-block-indent:0; text-indent:0px;&quot;&gt;Internal rewrite of the *entire* conditional + logical clause system. All CPUs use same system. Multiple AND/ OR have little overhead. Removed old slow system&lt;/li&gt;
+&lt;li style=&quot; font-family:'Noto Sans'; font-size:9pt;&quot; style=&quot; margin-top:0px; margin-bottom:0px; margin-left:0px; margin-right:0px; -qt-block-indent:0; text-indent:0px;&quot;&gt;TRUs can now access other nested TRUS etc.&lt;/li&gt;
+&lt;li style=&quot; font-family:'Noto Sans'; font-size:9pt;&quot; style=&quot; margin-top:0px; margin-bottom:0px; margin-left:0px; margin-right:0px; -qt-block-indent:0; text-indent:0px;&quot;&gt;Fixed a bug where forward declarations of procedure with parameters crashed&lt;/li&gt;
+&lt;li style=&quot; font-family:'Noto Sans'; font-size:9pt;&quot; style=&quot; margin-top:0px; margin-bottom:0px; margin-left:0px; margin-right:0px; -qt-block-indent:0; text-indent:0px;&quot;&gt;TRU constants fixed&lt;/li&gt;
+&lt;li style=&quot; font-family:'Noto Sans'; font-size:9pt;&quot; style=&quot; margin-top:0px; margin-bottom:0px; margin-left:0px; margin-right:0px; -qt-block-indent:0; text-indent:0px;&quot;&gt;You can now build TRU/independent files with CTRL+SHIFT+B&lt;/li&gt;
+&lt;li style=&quot; font-family:'Noto Sans'; font-size:9pt;&quot; style=&quot; margin-top:0px; margin-bottom:0px; margin-left:0px; margin-right:0px; -qt-block-indent:0; text-indent:0px;&quot;&gt;Gameboy Z80ish compiler almost done&lt;/li&gt;&lt;/ul&gt;
+&lt;p style=&quot;-qt-paragraph-type:empty; margin-top:0px; margin-bottom:0px; margin-left:0px; margin-right:0px; -qt-block-indent:1; text-indent:0px; font-family:'Noto Sans'; font-size:9pt;&quot;&gt;&lt;br /&gt;&lt;/p&gt;
+&lt;p style=&quot;-qt-paragraph-type:empty; margin-top:0px; margin-bottom:0px; margin-left:0px; margin-right:0px; -qt-block-indent:0; text-indent:0px; font-family:'Noto Sans'; font-size:9pt;&quot;&gt;&lt;br /&gt;&lt;/p&gt;
+&lt;p style=&quot;-qt-paragraph-type:empty; margin-top:0px; margin-bottom:12px; margin-left:0px; margin-right:0px; -qt-block-indent:0; text-indent:0px; font-family:'Noto Sans'; font-size:9pt;&quot;&gt;&lt;br /&gt;&lt;/p&gt;&lt;/body&gt;&lt;/html&gt;</string>
                </property>
               </widget>
              </item>
```
Left out of the diff: 2 changed lines with no effect on the pictures.
